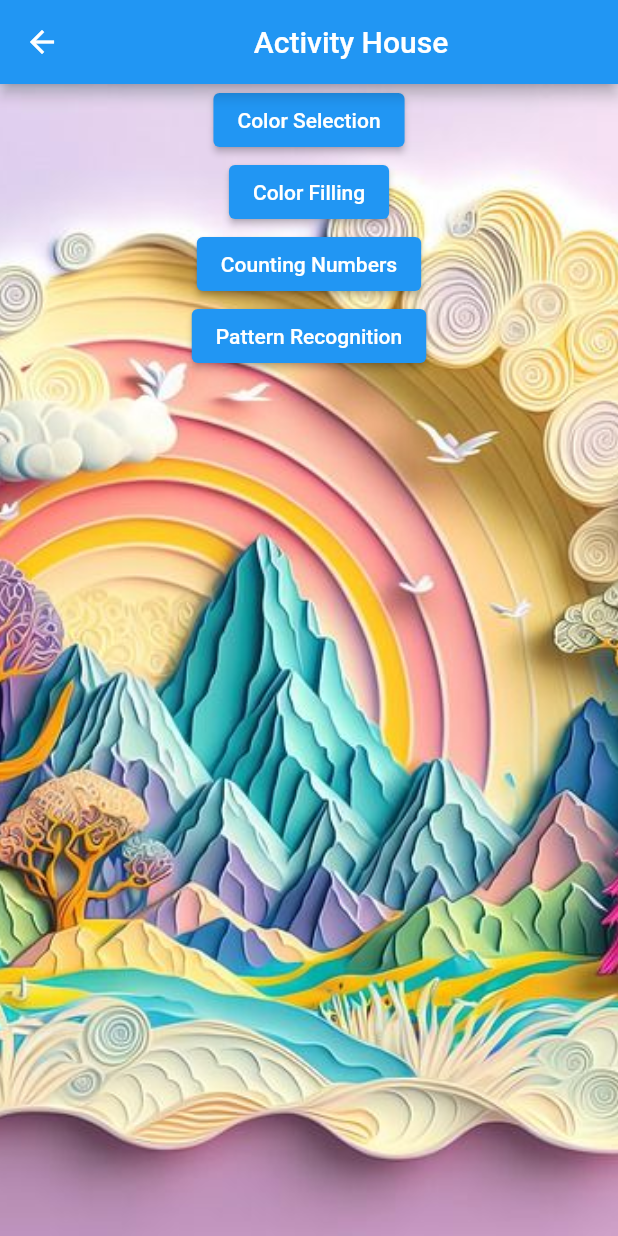
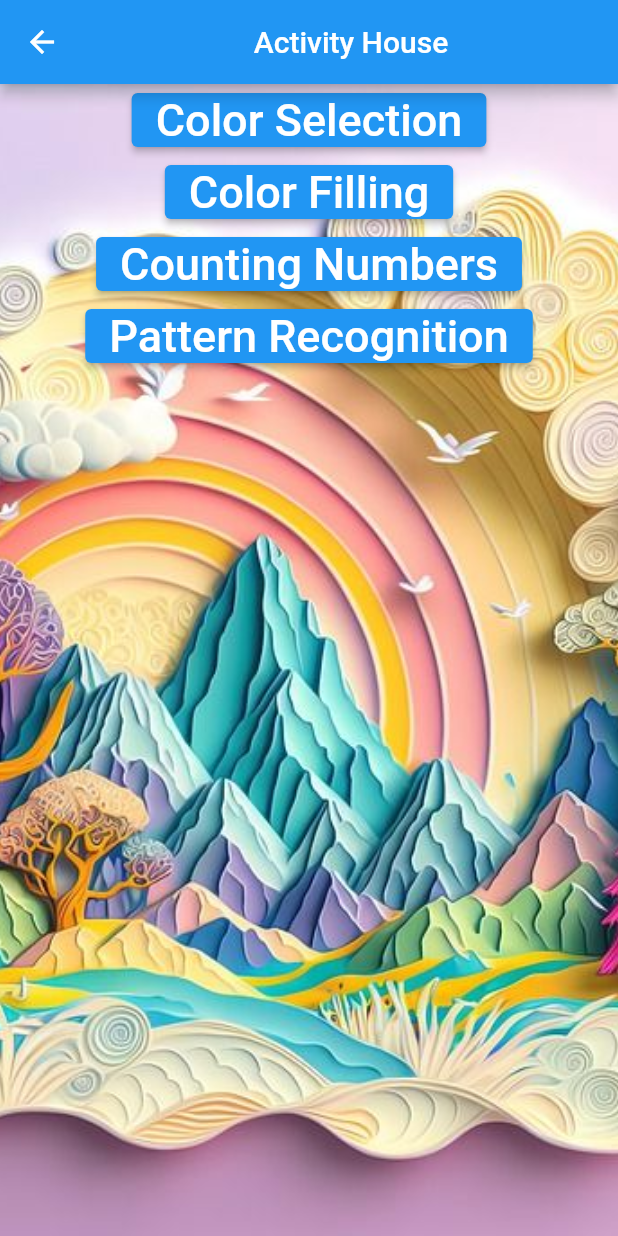
Before and after one commit to RFRanasinghe/desktopCatchMeHigherApplication, a Flutter app: the ActivityHomePage screen opened by its route, on a phone screen of 412 x 824 dp. Run offline on Flutter 3.47's test engine with Material 2 defaults, Android fonts, the phone set to English and light mode, and no system bars; missing offline and left inert: dart:js.

Commit message:
increased font size in buttons from welcome and activityHome pages

```diff
--- a/lib/activityHome.dart
+++ b/lib/activityHome.dart
@@ -29,23 +29,43 @@ class _ActivityHomePageState extends State<ActivityHomePage> {
             child: Column(
               children: <Widget>[
                 new ElevatedButton(
-                  child: new Text("Color Selection"),
+                  child: new Text(
+                    "Color Selection",
+                    style: TextStyle(
+                      fontSize: 30,
+                    ),
+                  ),
                   onPressed: () {
                     Navigator.pushNamed(context, 'colorSelection');
                   },
                 ),
                 new ElevatedButton(
-                    child: new Text("Color Filling"),
+                    child: new Text(
+                      "Color Filling",
+                      style: TextStyle(
+                        fontSize: 30,
+                      ),
+                    ),
                     onPressed: () {
                       Navigator.pushNamed(context, 'colorFilling');
                     }),
                 new ElevatedButton(
-                    child: new Text("Counting Numbers"),
+                    child: new Text(
+                      "Counting Numbers",
+                      style: TextStyle(
+                        fontSize: 30,
+                      ),
+                    ),
                     onPressed: () {
                       Navigator.pushNamed(context, 'countingNum');
                     }),
                 new ElevatedButton(
-                    child: new Text("Pattern Recognition"),
+                    child: new Text(
+                      "Pattern Recognition",
+                      style: TextStyle(
+                        fontSize: 30,
+                      ),
+                    ),
                     onPressed: () {
                       Navigator.pushNamed(context, 'patternRecognition');
                     })
--- a/lib/colorSelection.dart
+++ b/lib/colorSelection.dart
@@ -27,9 +27,9 @@ class _ColorSelectionState extends State<ColorSelection> {
             ),
           ),
           child: Container(
-            width:1300,
-            height:600,
-            color:Colors.white,
+            width: 1300,
+            height: 600,
+            color: Colors.white,
           ),
         ),
       ),
--- a/pubspec.yaml
+++ b/pubspec.yaml
@@ -67,6 +67,7 @@ flutter:
      - images/tree.png
      - images/rainbow.jpg
      - images/galaxy.png
+     - images/blackCar.png
 
   # An image asset can refer to one or more resolution-specific "variants", see
   # https://flutter.dev/assets-and-images/#resolution-aware
```
Also changed, not shown: lib/welcomepage.dart (+16 -2 lines).
